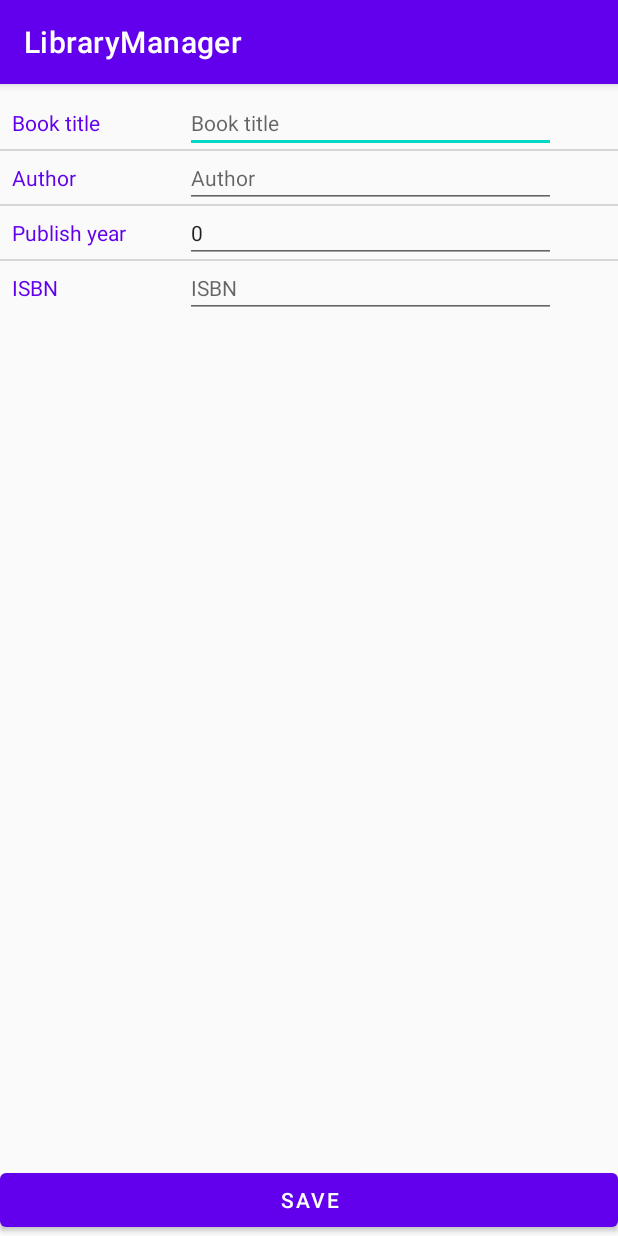
After one commit to bixiao7648/LibraryManager, an Android app: the EditActivity screen opened directly, with no data from a screen before it, on a phone screen of 412 x 824 dp. The commit adds this screen. Run offline under Robolectric (Android 15) with nearby library versions, the phone set to English and light mode, and no system bars.

Commit message:
implement editing page Reason: requirement Solution: implement editing page

```diff
--- /dev/null
+++ b/app/src/main/java/com/example/librarymanager/EditActivity.kt
@@ -0,0 +1,42 @@
+package com.example.librarymanager
+
+import androidx.appcompat.app.AppCompatActivity
+import android.os.Bundle
+import android.widget.Button
+import android.widget.EditText
+import com.example.librarymanager.db.BookInfoExt.COLUMN_AUTHOR
+import com.example.librarymanager.db.BookInfoExt.COLUMN_ISBN
+import com.example.librarymanager.db.BookInfoExt.COLUMN_PUBLISH_YEAR
+import com.example.librarymanager.db.BookInfoExt.COLUMN_TITLE
+
+class EditActivity : AppCompatActivity() {
+
+    private lateinit var etTitle: EditText
+    private lateinit var etAuthor: EditText
+    private lateinit var etPublishYear: EditText
+    private lateinit var etIsbn: EditText
+
+    override fun onCreate(savedInstanceState: Bundle?) {
+        super.onCreate(savedInstanceState)
+        setContentView(R.layout.activity_edit)
+        etTitle = findViewById(R.id.et_dialog_title)
+        etAuthor = findViewById(R.id.et_dialog_author)
+        etPublishYear = findViewById(R.id.et_dialog_publish_year)
+        etIsbn = findViewById(R.id.et_dialog_isbn)
+        findViewById<Button>(R.id.bt_edit_save).setOnClickListener {
+
+        }
+        initData()
+    }
+
+    private fun initData() {
+        val title = intent.getStringExtra(COLUMN_TITLE)
+        val author = intent.getStringExtra(COLUMN_AUTHOR)
+        val publishYear = intent.getIntExtra(COLUMN_PUBLISH_YEAR, 0)
+        val isbn = intent.getStringExtra(COLUMN_ISBN)
+        etTitle.setText(title)
+        etAuthor.setText(author)
+        etPublishYear.setText(publishYear.toString())
+        etIsbn.setText(isbn)
+    }
+}
--- a/app/src/main/java/com/example/librarymanager/recyclerview/BookAdapter.kt
+++ b/app/src/main/java/com/example/librarymanager/recyclerview/BookAdapter.kt
@@ -3,6 +3,7 @@ package com.example.librarymanager.recyclerview
 import android.view.LayoutInflater
 import android.view.ViewGroup
 import androidx.recyclerview.widget.RecyclerView
+import com.example.librarymanager.BookCenter
 import com.example.librarymanager.R
 import com.example.librarymanager.db.BookInfo
 
@@ -16,6 +17,7 @@ class BookAdapter : RecyclerView.Adapter<BookViewHolder>() {
 
     override fun onBindViewHolder(holder: BookViewHolder, position: Int) {
         holder.itemView.setOnClickListener {
+            BookCenter.getInstance().startEditPage(items[position])
         }
         holder.title.text = items[position].title
         holder.author.text = items[position].author
--- /dev/null
+++ b/app/src/main/res/layout/activity_edit.xml
@@ -0,0 +1,17 @@
+<?xml version="1.0" encoding="utf-8"?>
+<androidx.constraintlayout.widget.ConstraintLayout xmlns:android="http://schemas.android.com/apk/res/android"
+    xmlns:app="http://schemas.android.com/apk/res-auto"
+    xmlns:tools="http://schemas.android.com/tools"
+    android:layout_width="match_parent"
+    android:layout_height="match_parent"
+    tools:context=".EditActivity">
+
+    <include layout="@layout/dialog_add_book"/>
+
+    <Button
+        android:id="@+id/bt_edit_save"
+        android:layout_width="match_parent"
+        android:layout_height="wrap_content"
+        android:text="@string/add_book_save"
+        app:layout_constraintBottom_toBottomOf="parent" />
+</androidx.constraintlayout.widget.ConstraintLayout>
```
Also changed, not shown: app/src/main/AndroidManifest.xml (+8 -0 lines), app/src/main/java/com/example/librarymanager/BookCenter.kt (+15 -0 lines).
